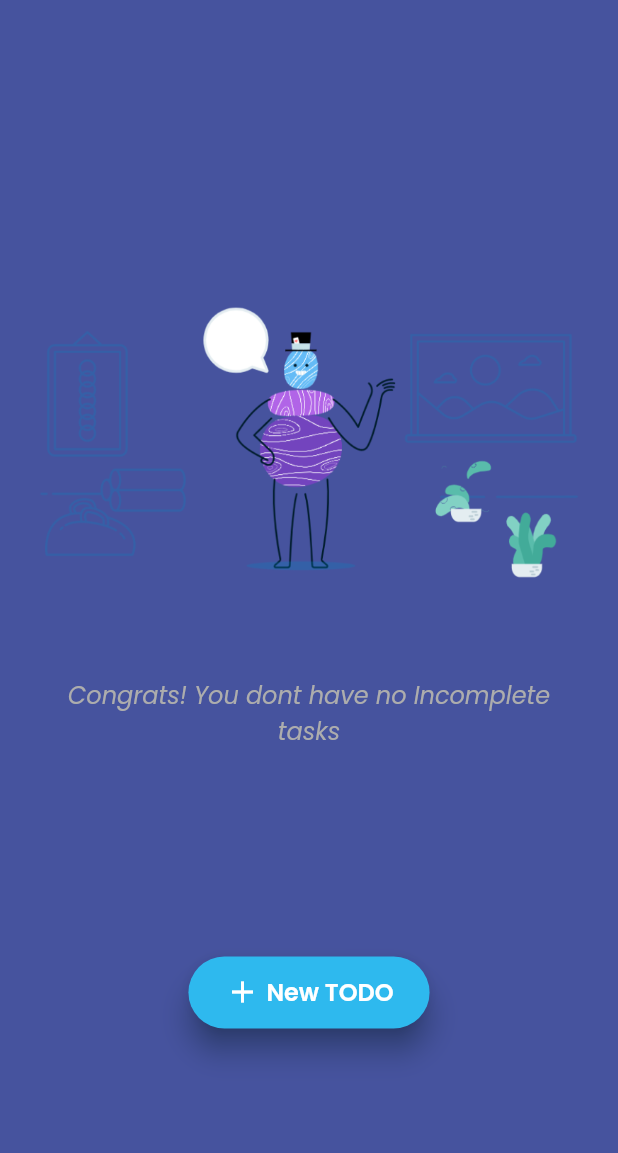
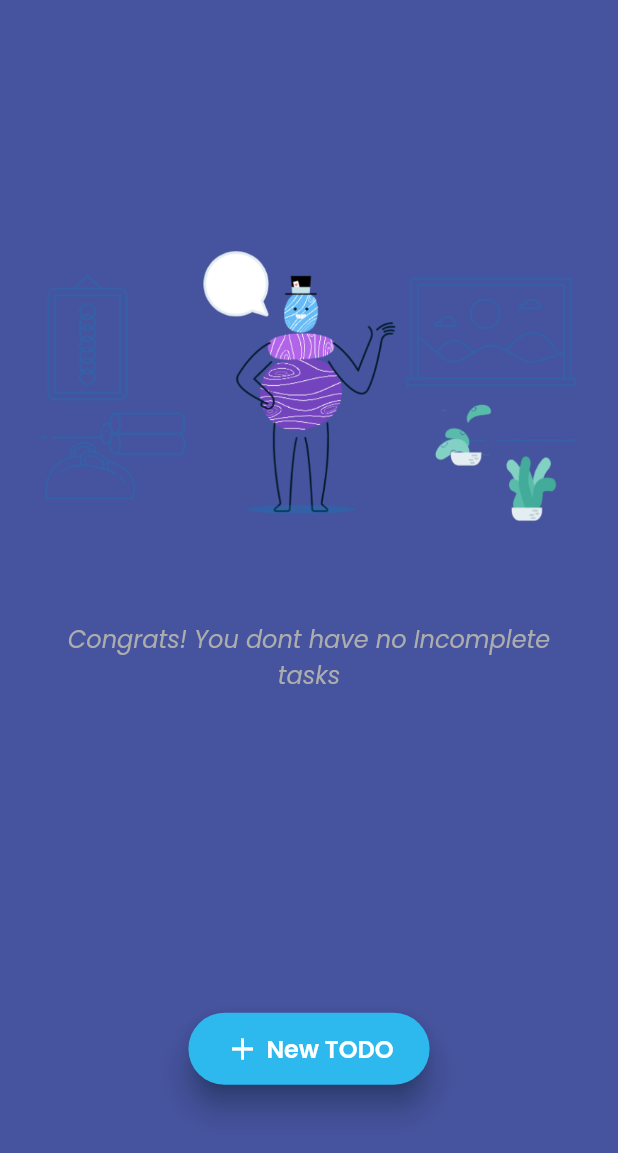
Before and after one commit to Jerinji2016/Yodo, a Flutter app: the _NoTasksView widget shown alone on an empty page, opened directly, on a phone screen of 412 x 824 dp. Shown: the top 1153 px of the screen. Run offline on Flutter 3.47's test engine with Material 2 defaults, Android fonts, the phone set to English and light mode, and no system bars; our stand-ins replace cloud_firestore, firebase_auth, firebase_core, google_sign_in, shared_preferences; accounts and stored records are empty.

```diff
--- a/lib/ui/tasks_list/_no_tasks_view.dart
+++ b/lib/ui/tasks_list/_no_tasks_view.dart
@@ -32,6 +32,7 @@ class _NoTasksView extends StatelessWidget {
               ),
             ],
           ),
+          const SizedBox(height: 12.0),
           PrimaryButton(
             prefixIcon: Icons.add,
             text: "New TODO",
--- a/lib/ui/tasks_list/tasks_list.dart
+++ b/lib/ui/tasks_list/tasks_list.dart
@@ -181,7 +181,11 @@ class TasksList extends StatelessWidget {
                   ),
                 if (snapshot.data != null)
                   snapshot.data!.docs.isEmpty
-                      ? const _NoTasksView()
+                      ? const SliverToBoxAdapter(
+                          child: Center(
+                            child: _NoTasksView(),
+                          ),
+                        )
                       : SliverPadding(
                           padding: const EdgeInsets.only(bottom: 84.0),
                           sliver: SliverList(
```
